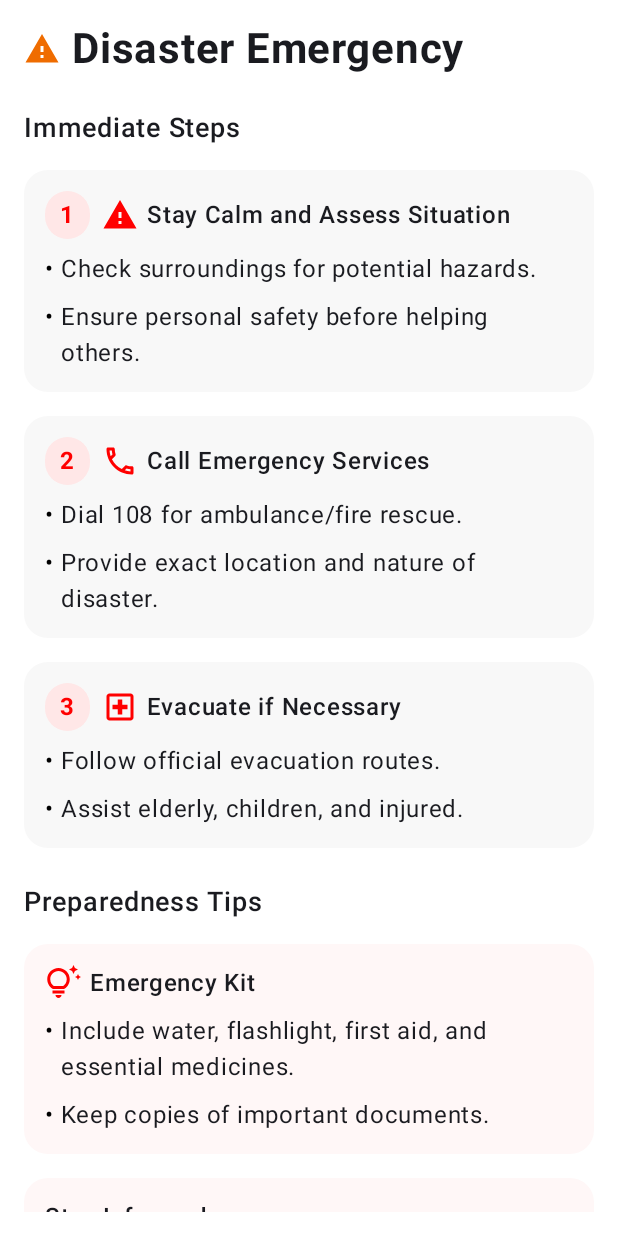
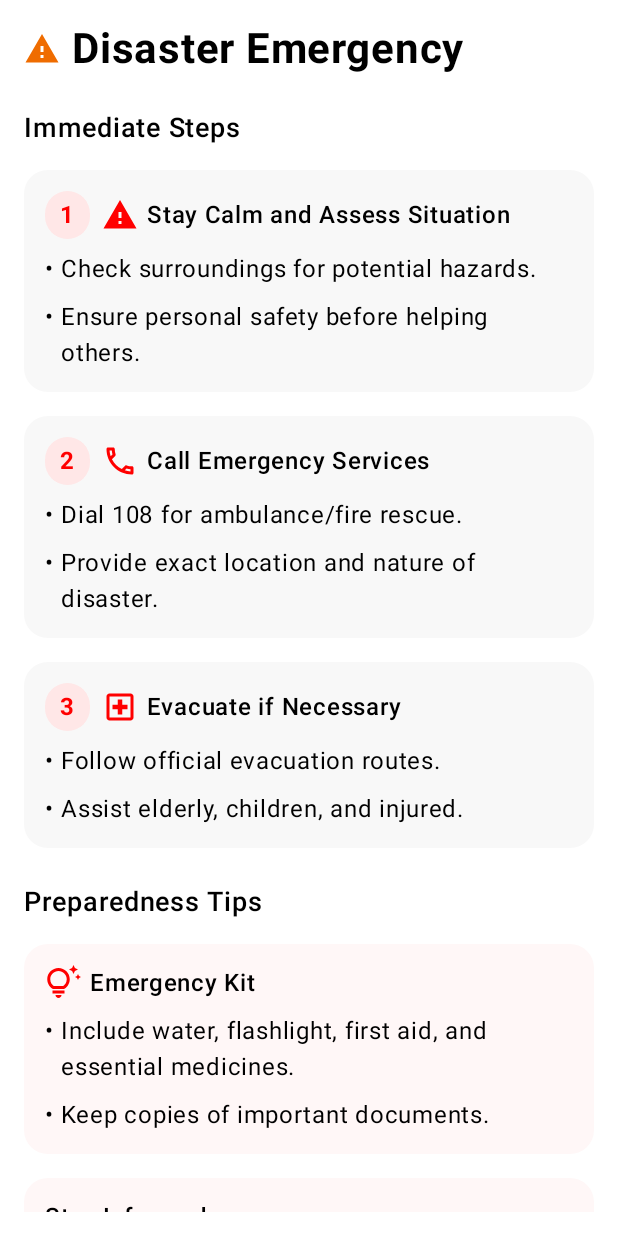
Before and after one commit to PriyanshiVishwakarma09/LifeSaver, an Android app built with Jetpack Compose: the composable DisasterEmergencyScreen shown on its own in the app's theme, on a phone screen of 412 x 824 dp. Run offline under Robolectric (Android 15) with nearby library versions, the phone set to English and light mode, and no system bars.

Commit message:
Your commit message

```diff
--- a/app/src/main/java/com/example/lifesaver/navigation/NavBarContainer.kt
+++ b/app/src/main/java/com/example/lifesaver/navigation/NavBarContainer.kt
@@ -129,7 +129,7 @@ fun BottomBar(navController: NavHostController) {
 
         items.forEach { item ->
             NavigationBarItem(
-                icon = { Icon(item.icon, contentDescription = item.title) },
+                icon = { Icon(item.icon, contentDescription = item.title ,  tint = Color.Black) },
                 label = { Text(text = item.title) },
                 selected = currentRoute == item.route,
                 onClick = {
--- a/app/src/main/java/com/example/lifesaver/screens/Accident.kt
+++ b/app/src/main/java/com/example/lifesaver/screens/Accident.kt
@@ -52,6 +52,7 @@ fun AccidentEmergencyScreen(
             Spacer(Modifier.width(8.dp))
             Text(
                 text = "Accident Emergency",
+                color = Color.Black,
                 fontSize = 28.sp,
                 fontWeight = FontWeight.Bold
             )
@@ -169,6 +170,7 @@ private fun SectionHeader(title: String) {
     Text(
         text = title,
         fontSize = 18.sp,
+        color = Color.Black,
         fontWeight = FontWeight.SemiBold,
         modifier = Modifier.padding(top = 8.dp)
     )
@@ -195,7 +197,7 @@ private fun StepItem(
                     Icon(leadingIcon, contentDescription = null, tint = Color.Red)
                     Spacer(Modifier.width(6.dp))
                 }
-                Text(title, fontWeight = FontWeight.SemiBold)
+                Text(title,color = Color.Black, fontWeight = FontWeight.SemiBold)
             }
             details.forEach {
                 Bullet(it)
@@ -222,7 +224,7 @@ private fun TipItem(
                     Icon(icon, contentDescription = null, tint = Color.Red)
                     Spacer(Modifier.width(6.dp))
                 }
-                Text(title, fontWeight = FontWeight.SemiBold)
+                Text(title,color = Color.Black, fontWeight = FontWeight.SemiBold)
             }
             points.forEach { Bullet(it) }
         }
--- a/app/src/main/java/com/example/lifesaver/screens/Disaster.kt
+++ b/app/src/main/java/com/example/lifesaver/screens/Disaster.kt
@@ -59,7 +59,7 @@ fun DisasterEmergencyScreen(emergencyNumber: String = "108",
                 tint = Color(0xFFEF6C00)
             )
             Spacer(Modifier.width(8.dp))
-            Text("Disaster Emergency", fontSize = 28.sp, fontWeight = FontWeight.Bold)
+            Text("Disaster Emergency",color = Color.Black, fontSize = 28.sp, fontWeight = FontWeight.Bold)
         }
 
         // Steps
@@ -120,6 +120,7 @@ private fun SectionHeader(title: String) {
     Text(
         text = title,
         fontSize = 18.sp,
+        color = Color.Black,
         fontWeight = FontWeight.SemiBold,
         modifier = Modifier.padding(top = 8.dp)
     )
@@ -146,7 +147,7 @@ private fun StepItem(
                     androidx.compose.material3.Icon(leadingIcon, contentDescription = null, tint = Color.Red)
                     Spacer(Modifier.width(6.dp))
                 }
-                Text(title, fontWeight = FontWeight.SemiBold)
+                Text(title, color = Color.Black, fontWeight = FontWeight.SemiBold)
             }
             details.forEach {
                 Bullet(it)
@@ -173,7 +174,7 @@ private fun TipItem(
                     androidx.compose.material3.Icon(icon, contentDescription = null, tint = Color.Red)
                     Spacer(Modifier.width(6.dp))
                 }
-                Text(title, fontWeight = FontWeight.SemiBold)
+                Text(title,color = Color.Black, fontWeight = FontWeight.SemiBold)
             }
             points.forEach { Bullet(it) }
         }
@@ -184,7 +185,7 @@ private fun TipItem(
 private fun Bullet(text: String) {
     Row(verticalAlignment = Alignment.Top) {
         Text("• ", color = Color.Black)
-        Text(text, modifier = Modifier.weight(1f))
+        Text(text,color = Color.Black, modifier = Modifier.weight(1f))
     }
 }
 
--- a/app/src/main/java/com/example/lifesaver/screens/FireHelp.kt
+++ b/app/src/main/java/com/example/lifesaver/screens/FireHelp.kt
@@ -53,6 +53,7 @@ fun FireEmergencyScreen(
             Text(
                 text = "Fire Emergency",
                 fontSize = 28.sp,
+                color = Color.Black,
                 fontWeight = FontWeight.Bold
             )
         }
@@ -142,7 +143,7 @@ fun ActionButtons(context: android.content.Context, number: String, emergencyTyp
         ) {
             Icon(Icons.Filled.LocationOn, contentDescription = null)
             Spacer(Modifier.width(8.dp))
-            Text("Share Location")
+            Text("Share Location" , color = Color.Black)
         }
     }
 }
@@ -171,6 +172,7 @@ private fun SectionHeader(title: String) {
     Text(
         text = title,
         fontSize = 18.sp,
+        color = Color.Black,
         fontWeight = FontWeight.SemiBold,
         modifier = Modifier.padding(top = 8.dp)
     )
@@ -224,7 +226,7 @@ private fun TipItem(
                     Icon(icon, contentDescription = null, tint = Color.Red)
                     Spacer(Modifier.width(6.dp))
                 }
-                Text(title, fontWeight = FontWeight.SemiBold)
+                Text(title, fontWeight = FontWeight.SemiBold , color = Color.Black)
             }
             points.forEach { Bullet(it) }
         }
```
Also changed, not shown: app/src/main/java/com/example/lifesaver/screens/MedicalHelp.kt (+8 -6 lines), app/src/main/java/com/example/lifesaver/screens/RescueScreen.kt (+4 -3 lines), app/src/main/java/com/example/lifesaver/screens/Violence.kt (+4 -3 lines), app/src/main/java/com/example/lifesaver/screens/WearableScreen.kt (+56 -3 lines).
